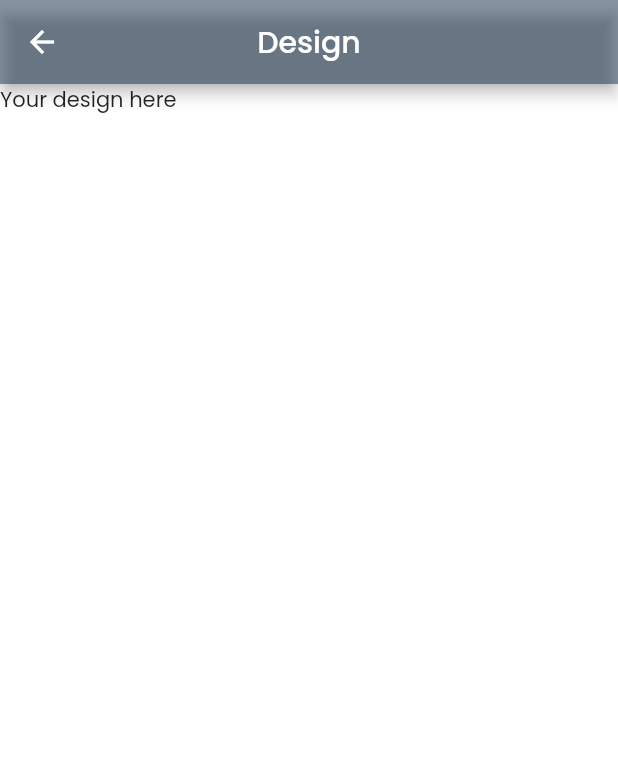
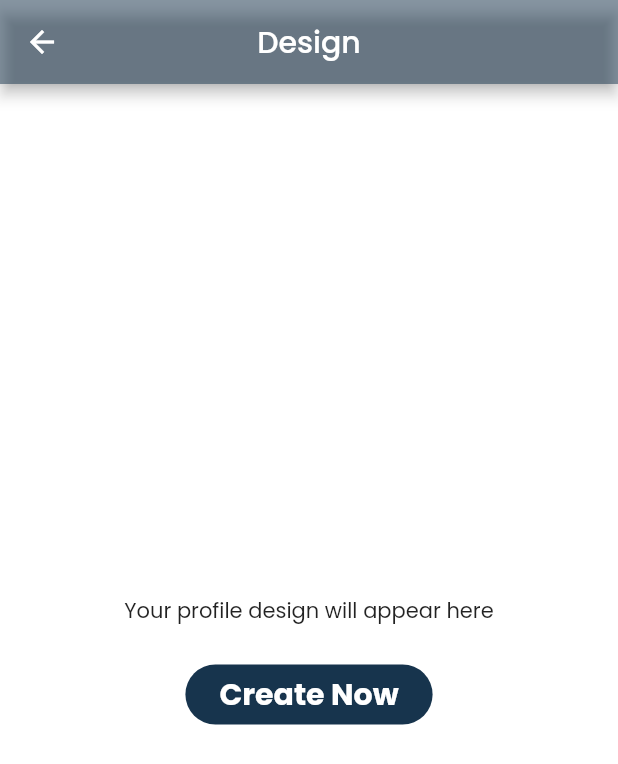
Before and after one commit to slovoulo/InterIntel-Technologies-LTD, a Flutter app: the DesignScreen screen opened directly, on a phone screen of 412 x 824 dp. Shown: the top 764 px of the screen. Run offline on Flutter 3.47's test engine with Material 2 defaults, Android fonts, the phone set to English and light mode, and no system bars; our stand-ins replace built_collection, built_value, connectivity_plus, device_info_plus, dio, email_validator and 9 more.

Commit message:
Final code cleanup

```diff
--- a/lib/Screens/design_screen.dart
+++ b/lib/Screens/design_screen.dart
@@ -88,7 +88,9 @@ class _DesignScreenState extends State<DesignScreen> {
           title: Text("Design"),
           centerTitle: true,
         ),
-      body: widget.isFromInfo==true?Column(
+        body: widget.isFromInfo == true
+            ? SingleChildScrollView(
+              child: Column(
                   children: [
                     Screenshot(
                       controller: screenshotController,
@@ -107,7 +109,8 @@ class _DesignScreenState extends State<DesignScreen> {
                             widget.phoneNumber,
                             style: TextStyle(color: kTextColorGrey, fontSize: 18),
                           ),
-                SizedBox(height: MediaQuery.of(context).size.height * 0.15),
+                          SizedBox(
+                              height: MediaQuery.of(context).size.height * 0.15),
                         ],
                       ),
                     ),
@@ -118,7 +121,17 @@ class _DesignScreenState extends State<DesignScreen> {
                           captureScreen();
                         })
                   ],
-      ):Text("Your design here")
-    );
+                ),
+            )
+            : Center(
+                child: Column(mainAxisAlignment: MainAxisAlignment.center,
+                children: [
+                  Text("Your profile design will appear here"),
+                  SizedBox(height: 25,),
+                  kTextButton(text: "Create Now", width: MediaQuery.of(context).size.width*0.4, onPressed: (){
+                    Navigator.pop(context);
+                  })
+                ],
+              )));
   }
 }
--- a/lib/Screens/info_screen.dart
+++ b/lib/Screens/info_screen.dart
@@ -108,7 +108,7 @@ class MenuScreen extends GetView<MyDrawerController> {
               children: [
                 const SizedBox(height: 16.0),
                 Text(
-                  "Hello there $deviceInfo user.",
+                  "Hello there Sony user.",
                   style: const TextStyle(
                       fontSize: 15,
                       color: kWhiteColor,
--- a/lib/main.dart
+++ b/lib/main.dart
@@ -46,8 +46,8 @@ class MyApp extends StatelessWidget {
         colorScheme:
         ColorScheme.fromSwatch().copyWith(secondary: kPrimaryColor),
       ),
-      //home: const SplashScreen(),
-       home:  TodosScreen(),
+      home: const SplashScreen(),
+      //  home:  TodosScreen(),
     );
   }
 }
```
Also changed, not shown: lib/Screens/info_body.dart (+8 -10 lines), lib/Screens/todos_screen.dart (+38 -27 lines), lib/constants.dart (+2 -22 lines). Lines whose indentation alone changed are shown as unchanged.
